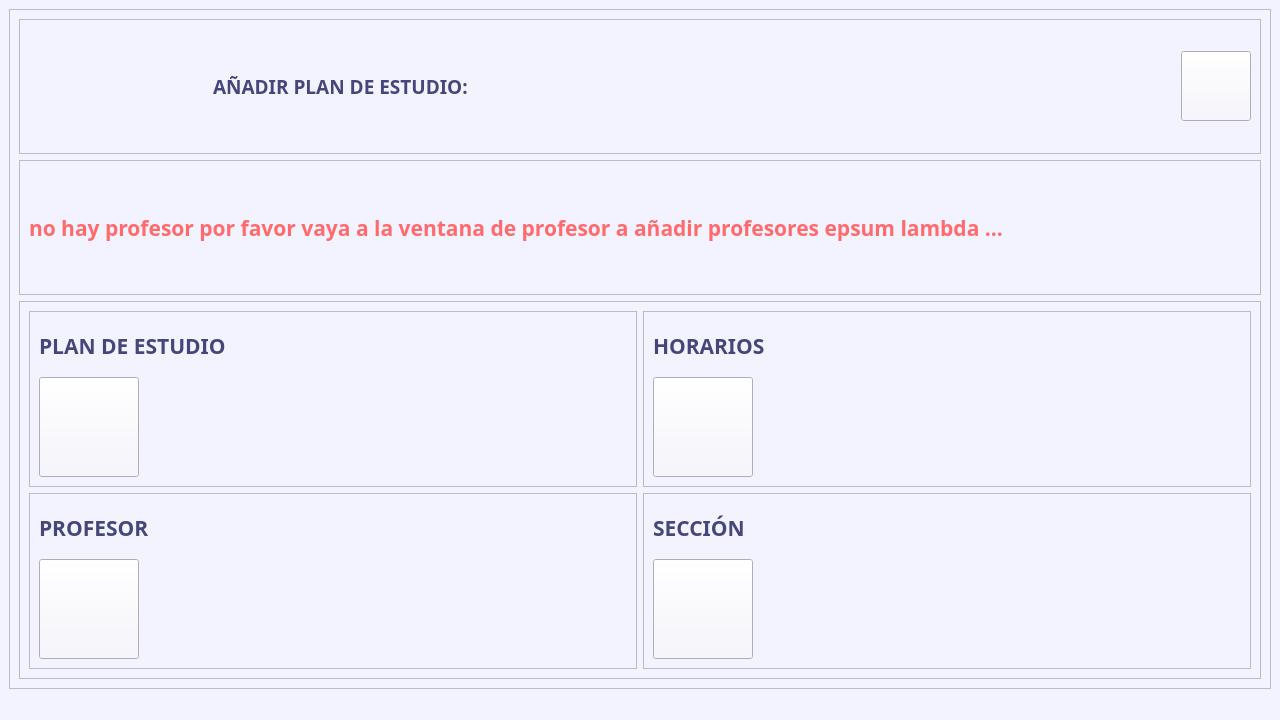
Before: the Qt Designer form ui/homepage.ui in GleymarP/WynPlan, drawn with Qt 5.
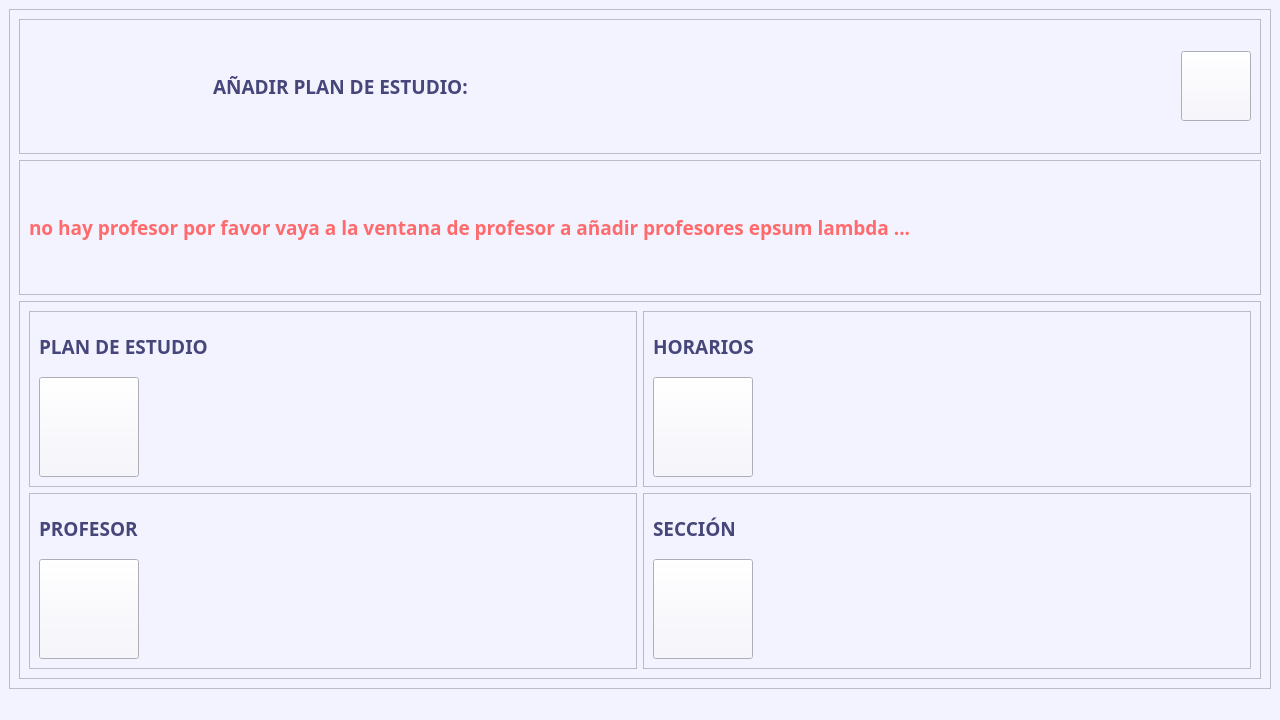
After: the same form once the commit is applied. Icons and pictures are not drawn.

```diff
--- a/ui/homepage.ui
+++ b/ui/homepage.ui
@@ -141,7 +141,7 @@
              <property name="font">
               <font>
                <family>Montserrat</family>
-               <pointsize>16</pointsize>
+               <pointsize>14</pointsize>
                <bold>true</bold>
               </font>
              </property>
@@ -188,7 +188,7 @@
                 <property name="font">
                  <font>
                   <family>Montserrat</family>
-                  <pointsize>16</pointsize>
+                  <pointsize>14</pointsize>
                   <bold>true</bold>
                  </font>
                 </property>
@@ -245,7 +245,7 @@
                 <property name="font">
                  <font>
                   <family>Montserrat</family>
-                  <pointsize>16</pointsize>
+                  <pointsize>14</pointsize>
                   <bold>true</bold>
                  </font>
                 </property>
@@ -302,7 +302,7 @@
                 <property name="font">
                  <font>
                   <family>Montserrat</family>
-                  <pointsize>16</pointsize>
+                  <pointsize>14</pointsize>
                   <bold>true</bold>
                  </font>
                 </property>
@@ -359,7 +359,7 @@
                 <property name="font">
                  <font>
                   <family>Montserrat</family>
-                  <pointsize>16</pointsize>
+                  <pointsize>14</pointsize>
                   <bold>true</bold>
                  </font>
                 </property>
```
